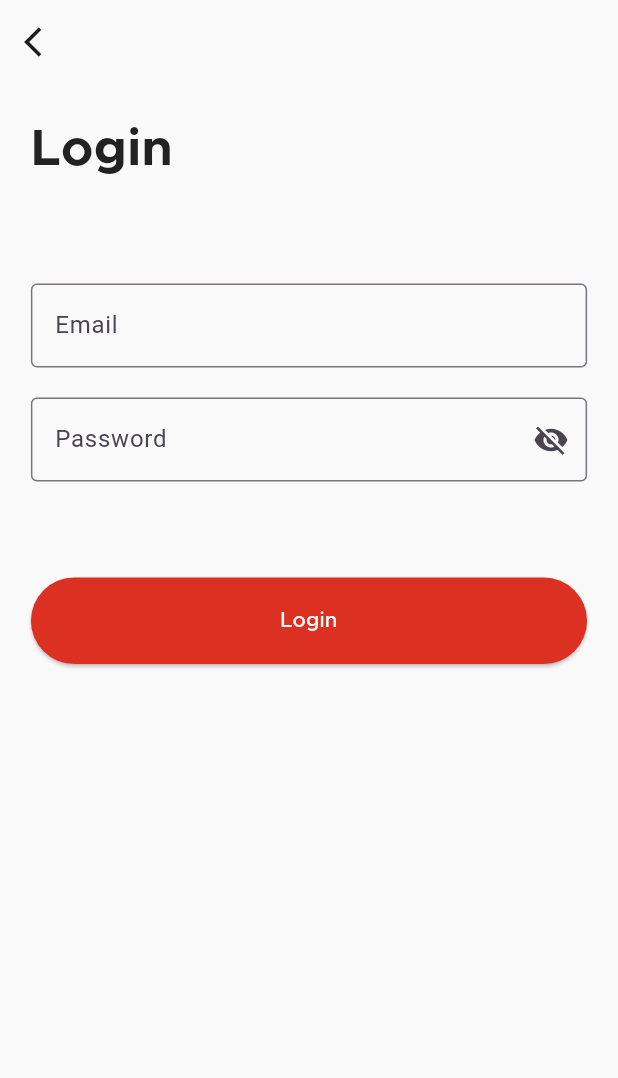
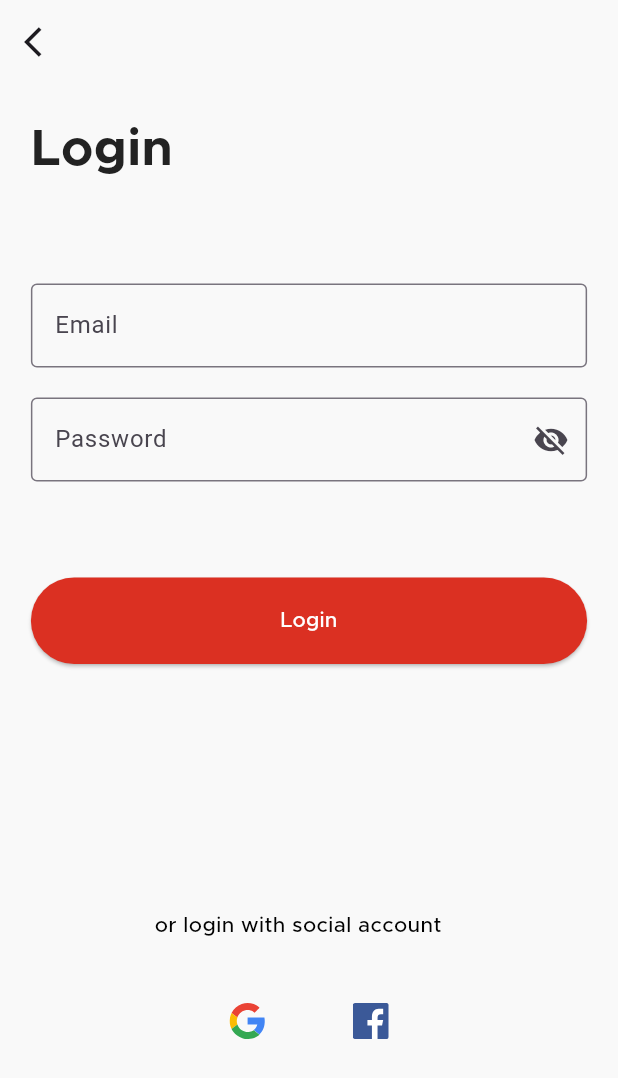
Before and after one commit to RamezNasser5/e-commerce, a Flutter app: the screen it shows after launch, on a phone screen of 412 x 824 dp. Shown: the top 1078 px of the screen. Run offline on Flutter 3.47's test engine with Material 3 defaults, Android fonts, the phone set to English and light mode, and no system bars; our stand-ins replace firebase_auth, firebase_core, flutter_bloc, flutter_svg, go_router; accounts and stored records are empty.

Commit message:
- add text helper for login or register social accounts - refactor login view components view

```diff
--- /dev/null
+++ b/lib/features/auth/ui/widgets/auth_social_account_helper.dart
@@ -0,0 +1,24 @@
+import 'package:e_commerce/core/utils/app_styles.dart';
+import 'package:flutter/material.dart';
+
+class AuthSocialAccountHelper extends StatelessWidget {
+  const AuthSocialAccountHelper({
+    super.key,
+  });
+
+  @override
+  Widget build(BuildContext context) {
+    return Padding(
+      padding: EdgeInsets.only(
+        left: MediaQuery.sizeOf(context).width * 0.2,
+        top: MediaQuery.sizeOf(context).height * 0.2,
+      ),
+      child: Text(
+        'or login with social account',
+        style: AppStyles.metropolisMedium14.copyWith(
+          color: Colors.black,
+        ),
+      ),
+    );
+  }
+}
--- a/lib/features/auth/ui/widgets/login_view_components.dart
+++ b/lib/features/auth/ui/widgets/login_view_components.dart
@@ -1,6 +1,8 @@
 import 'package:e_commerce/core/utils/app_styles.dart';
+import 'package:e_commerce/features/auth/ui/widgets/auth_social_account_helper.dart';
 import 'package:e_commerce/features/auth/ui/widgets/custom_auth_button.dart';
 import 'package:e_commerce/features/auth/ui/widgets/custom_auth_text_field.dart';
+import 'package:e_commerce/features/auth/ui/widgets/social_account_icons.dart';
 import 'package:flutter/material.dart';
 
 class LoginViewComponents extends StatelessWidget {
@@ -41,6 +43,8 @@ class LoginViewComponents extends StatelessWidget {
             CustomAuthButton(
               labelText: 'Login',
             ),
+            AuthSocialAccountHelper(),
+            SocialAccountIcons(),
           ],
         ),
       ),
--- /dev/null
+++ b/lib/features/auth/ui/widgets/social_account_icons.dart
@@ -0,0 +1,24 @@
+import 'package:flutter/material.dart';
+import 'package:flutter_svg/svg.dart';
+
+class SocialAccountIcons extends StatelessWidget {
+  const SocialAccountIcons({super.key});
+
+  @override
+  Widget build(BuildContext context) {
+    return Padding(
+      padding: EdgeInsets.symmetric(
+        vertical: MediaQuery.sizeOf(context).width * 0.1,
+        horizontal: MediaQuery.sizeOf(context).width * 0.25,
+      ),
+      child: Row(
+        mainAxisAlignment: MainAxisAlignment.spaceAround,
+        children: [
+          SvgPicture.asset('assets/images/Group.svg'),
+          SvgPicture.asset(
+              'assets/images/iconfinder_square-facebook_317727.svg'),
+        ],
+      ),
+    );
+  }
+}
```
Also changed, not shown: assets/images/Group.svg (added), assets/images/iconfinder_square-facebook_317727.svg (added), lib/features/auth/ui/views/signup_view.dart (added).
